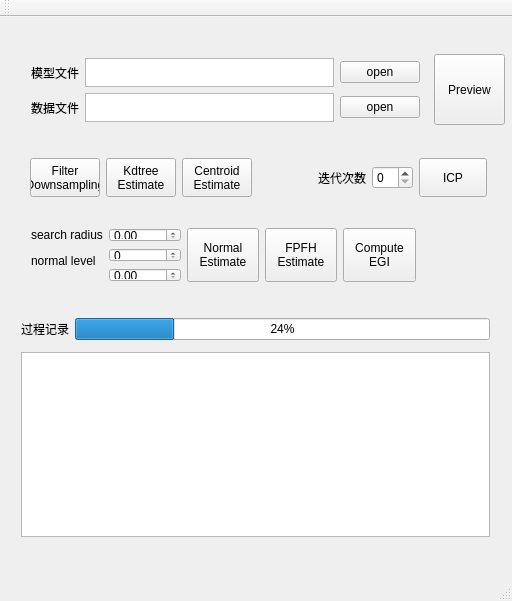
This is pcl-qt_widgets/src/mainwindow.ui in isnow4ever/pcl as Qt 5 draws it before an edit. The edited form follows.
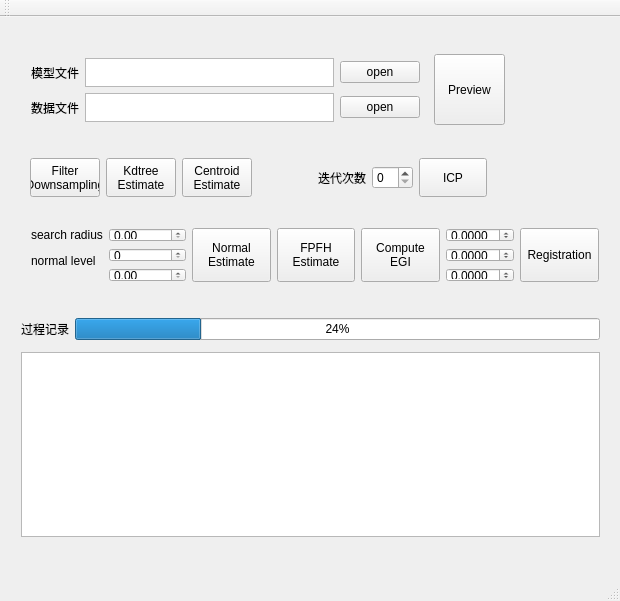
This is the edited form.

Commit message: add registration from rotation angles

```diff
--- a/pcl-qt_widgets/src/mainwindow.ui
+++ b/pcl-qt_widgets/src/mainwindow.ui
@@ -6,7 +6,7 @@
    <rect>
     <x>0</x>
     <y>0</y>
-    <width>512</width>
+    <width>620</width>
     <height>601</height>
    </rect>
   </property>
@@ -178,7 +178,7 @@
      <rect>
       <x>10</x>
       <y>290</y>
-      <width>491</width>
+      <width>601</width>
       <height>241</height>
      </rect>
     </property>
@@ -287,7 +287,7 @@
      <rect>
       <x>20</x>
       <y>200</y>
-      <width>407</width>
+      <width>589</width>
       <height>76</height>
      </rect>
     </property>
@@ -384,6 +384,89 @@
        </property>
       </widget>
      </item>
+     <item>
+      <layout class="QVBoxLayout" name="verticalLayout_3">
+       <item>
+        <widget class="QDoubleSpinBox" name="doubleSpinBox_3">
+         <property name="sizePolicy">
+          <sizepolicy hsizetype="Expanding" vsizetype="Fixed">
+           <horstretch>0</horstretch>
+           <verstretch>0</verstretch>
+          </sizepolicy>
+         </property>
+         <property name="decimals">
+          <number>4</number>
+         </property>
+         <property name="minimum">
+          <double>-3.150000000000000</double>
+         </property>
+         <property name="maximum">
+          <double>3.150000000000000</double>
+         </property>
+         <property name="singleStep">
+          <double>0.010000000000000</double>
+         </property>
+        </widget>
+       </item>
+       <item>
+        <widget class="QDoubleSpinBox" name="doubleSpinBox_5">
+         <property name="sizePolicy">
+          <sizepolicy hsizetype="Expanding" vsizetype="Fixed">
+           <horstretch>0</horstretch>
+           <verstretch>0</verstretch>
+          </sizepolicy>
+         </property>
+         <property name="decimals">
+          <number>4</number>
+         </property>
+         <property name="minimum">
+          <double>-3.150000000000000</double>
+         </property>
+         <property name="maximum">
+          <double>3.150000000000000</double>
+         </property>
+         <property name="singleStep">
+          <double>0.010000000000000</double>
+         </property>
+        </widget>
+       </item>
+       <item>
+        <widget class="QDoubleSpinBox" name="doubleSpinBox_4">
+         <property name="sizePolicy">
+          <sizepolicy hsizetype="Expanding" vsizetype="Fixed">
+           <horstretch>0</horstretch>
+           <verstretch>0</verstretch>
+          </sizepolicy>
+         </property>
+         <property name="decimals">
+          <number>4</number>
+         </property>
+         <property name="minimum">
+          <double>-3.150000000000000</double>
+         </property>
+         <property name="maximum">
+          <double>3.150000000000000</double>
+         </property>
+         <property name="singleStep">
+          <double>0.010000000000000</double>
+         </property>
+        </widget>
+       </item>
+      </layout>
+     </item>
+     <item>
+      <widget class="QPushButton" name="pushButton_11">
+       <property name="sizePolicy">
+        <sizepolicy hsizetype="Minimum" vsizetype="Expanding">
+         <horstretch>0</horstretch>
+         <verstretch>0</verstretch>
+        </sizepolicy>
+       </property>
+       <property name="text">
+        <string>Registration</string>
+       </property>
+      </widget>
+     </item>
     </layout>
    </widget>
    <zorder>gridLayoutWidget</zorder>
```
Left out of the diff: 9 changed lines with no effect on the pictures. The commit also changes 6 other files.
